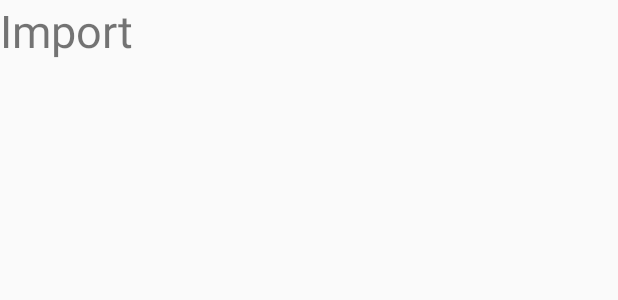
After one commit to halit4603/NaviDrawerMaps, an Android app: the layout activity_import.xml on its own in the app's theme, with its tools: preview values and no code run, on a phone screen of 412 x 824 dp. The commit adds this screen. Shown: the top 300 px of the screen. Run offline under Robolectric (Android 15) with nearby library versions, the phone set to English and light mode, and no system bars.

```diff
--- a/app/src/main/AndroidManifest.xml
+++ b/app/src/main/AndroidManifest.xml
@@ -38,6 +38,7 @@
             android:name="com.google.android.geo.API_KEY"
             android:value="@string/google_maps_key" />
 
+        <activity android:name=".ImportActivity"></activity>
     </application>
 
 </manifest>
--- /dev/null
+++ b/app/src/main/java/io/droidmarvin/navidrawermaps/ImportActivity.java
@@ -0,0 +1,13 @@
+package io.droidmarvin.navidrawermaps;
+
+import android.support.v7.app.AppCompatActivity;
+import android.os.Bundle;
+
+public class ImportActivity extends AppCompatActivity {
+
+    @Override
+    protected void onCreate(Bundle savedInstanceState) {
+        super.onCreate(savedInstanceState);
+        setContentView(R.layout.activity_import);
+    }
+}
--- a/app/src/main/java/io/droidmarvin/navidrawermaps/NavMapsActivity.java
+++ b/app/src/main/java/io/droidmarvin/navidrawermaps/NavMapsActivity.java
@@ -1,5 +1,6 @@
 package io.droidmarvin.navidrawermaps;
 
+import android.content.Intent;
 import android.content.pm.PackageManager;
 import android.location.Location;
 import android.location.LocationListener;
@@ -146,6 +147,10 @@ public class NavMapsActivity extends AppCompatActivity
 
         if (id == R.id.nav_camera) {
             // Handle the camera action
+//            Intent intent = new Intent(NavMapsActivity.this, ImportActivity.class);
+//            startActivity(intent);
+//            finish();
+//
         } else if (id == R.id.nav_gallery) {
 
         } else if (id == R.id.nav_slideshow) {
--- /dev/null
+++ b/app/src/main/res/layout/activity_import.xml
@@ -0,0 +1,17 @@
+<?xml version="1.0" encoding="utf-8"?>
+<android.support.constraint.ConstraintLayout xmlns:android="http://schemas.android.com/apk/res/android"
+    xmlns:app="http://schemas.android.com/apk/res-auto"
+    xmlns:tools="http://schemas.android.com/tools"
+    android:layout_width="match_parent"
+    android:layout_height="match_parent"
+    tools:context="io.droidmarvin.navidrawermaps.ImportActivity">
+
+    <TextView
+        android:layout_width="wrap_content"
+        android:layout_height="wrap_content"
+        android:layout_alignParentTop="true"
+        android:text="Import"
+        android:textSize="30sp"
+        />
+
+</android.support.constraint.ConstraintLayout>
```
